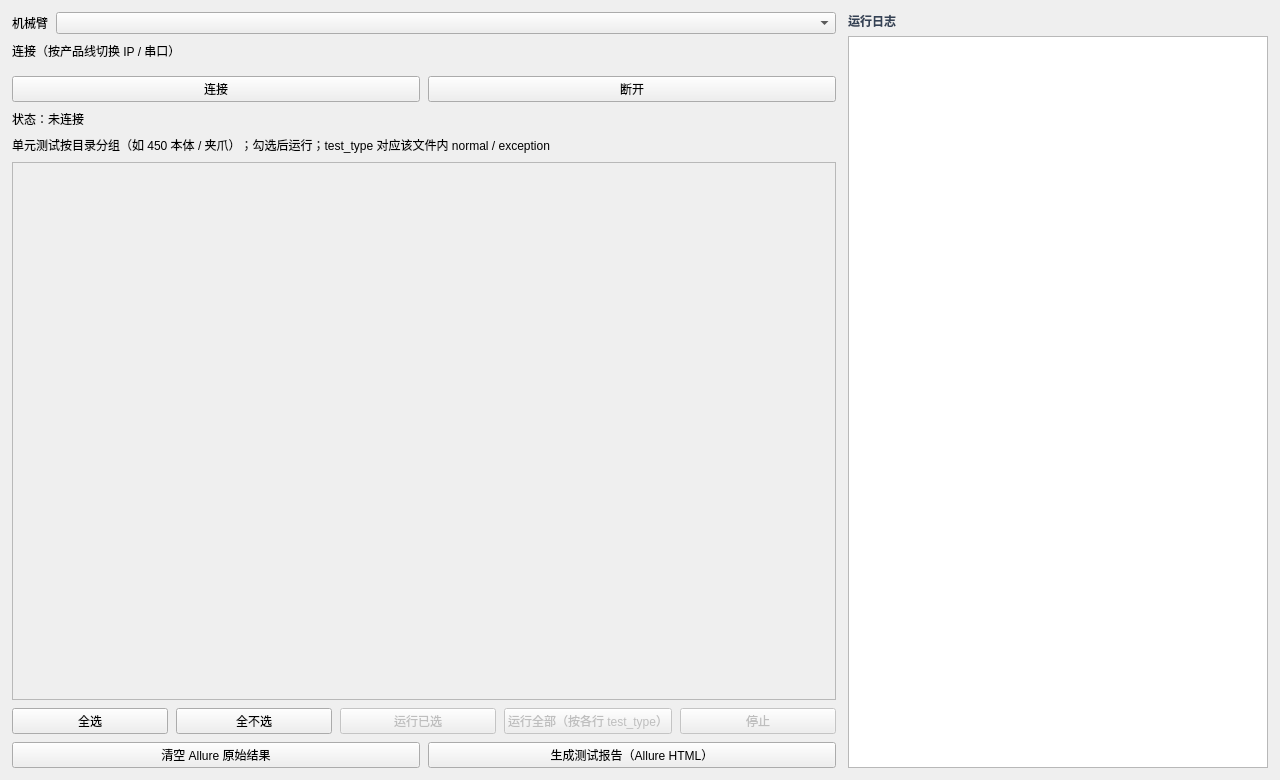
Qt form qt_platform/ui/main_window.ui (mengjunwu-elephant/elephant-pytest) before a commit.
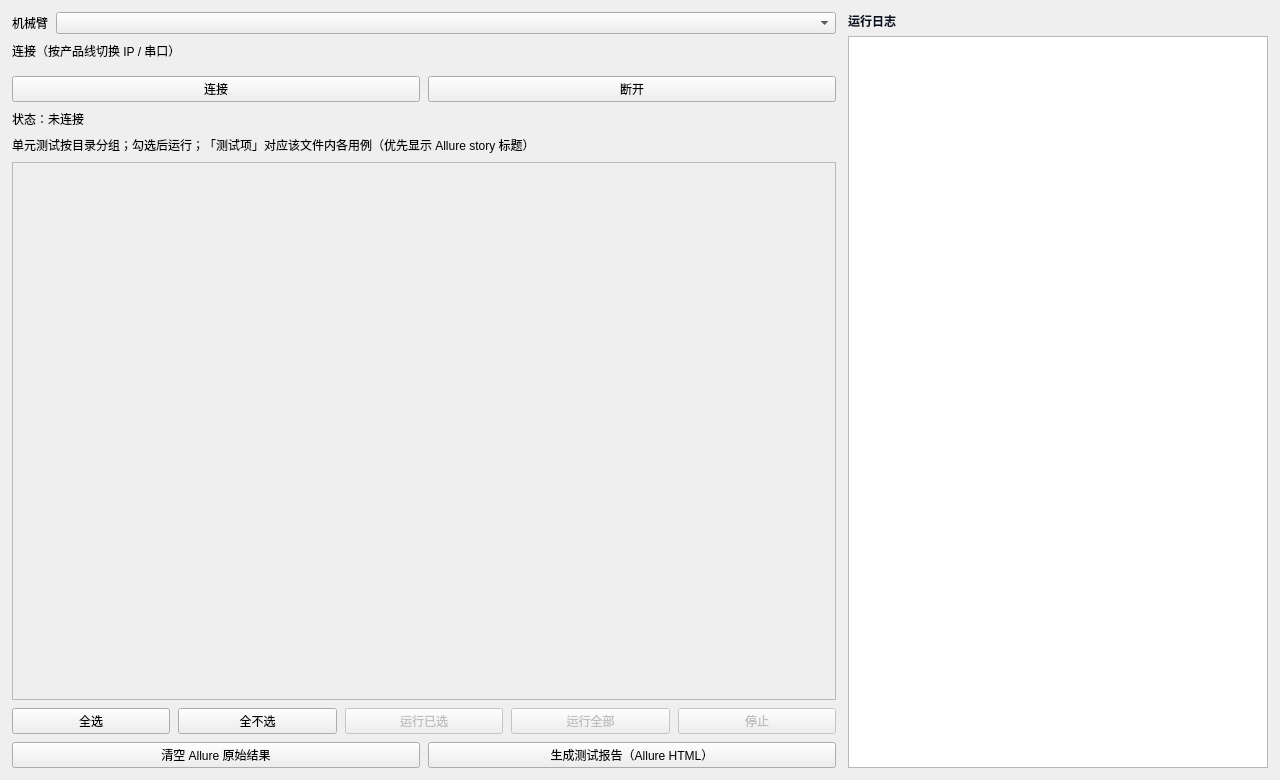
The same form after that commit.

Commit message: 更新项目规则文档，优化用例编写约定，增加对 Excel 数据处理和 pytest 标记的说明；删除过时的调试日志文件以保持代码整洁。更新 Qt 界面元素的文本描述，提升用户体验。

```diff
--- a/qt_platform/ui/main_window.ui
+++ b/qt_platform/ui/main_window.ui
@@ -77,7 +77,7 @@
        </item>
        <item>
         <widget class="QLabel" name="label_tests">
-         <property name="text"><string>单元测试按目录分组（如 450 本体 / 夹爪）；勾选后运行；test_type 对应该文件内 normal / exception</string></property>
+         <property name="text"><string>单元测试按目录分组；勾选后运行；「测试项」对应该文件内各用例（优先显示 Allure story 标题）</string></property>
          <property name="wordWrap"><bool>true</bool></property>
         </widget>
        </item>
@@ -152,7 +152,7 @@
          <item>
           <widget class="QPushButton" name="btn_run_all">
            <property name="enabled"><bool>false</bool></property>
-           <property name="text"><string>运行全部（按各行 test_type）</string></property>
+           <property name="text"><string>运行全部</string></property>
           </widget>
          </item>
          <item>
@@ -198,7 +198,7 @@
        <item>
         <widget class="QLabel" name="label_log">
          <property name="text"><string>运行日志</string></property>
-         <property name="styleSheet"><string>font-weight: 600; color: #334155;</string></property>
+         <property name="styleSheet"><string>font-weight: 600; color:rgb(7, 17, 31);</string></property>
         </widget>
        </item>
        <item>
```
The commit also changes 7 other files.
